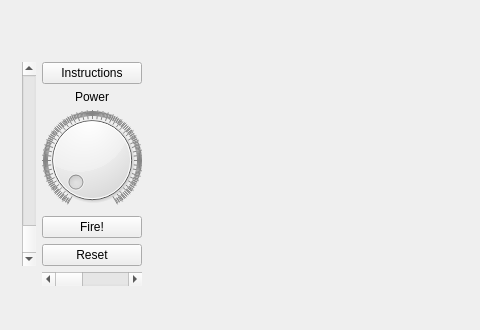
dcrich/berserkBalls, file mainwindowform.ui: the form before one commit; both pictures show x 0 to 480 and y 283 to 613 of the 803 by 613 pixel window.
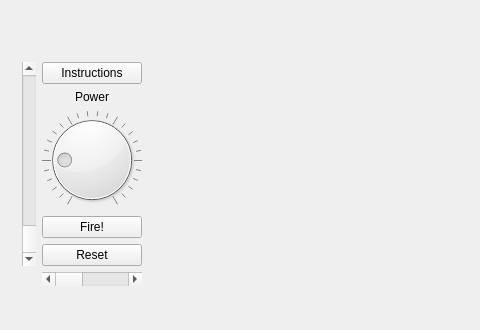
The form after the commit. Custom widgets are drawn as their Qt base class.

The edit to the form file:
```diff
--- a/mainwindowform.ui
+++ b/mainwindowform.ui
@@ -128,7 +128,7 @@
          <item>
           <widget class="QDial" name="powerDial">
            <property name="maximum">
-            <number>1000</number>
+            <number>100</number>
            </property>
            <property name="value">
             <number>20</number>
```
